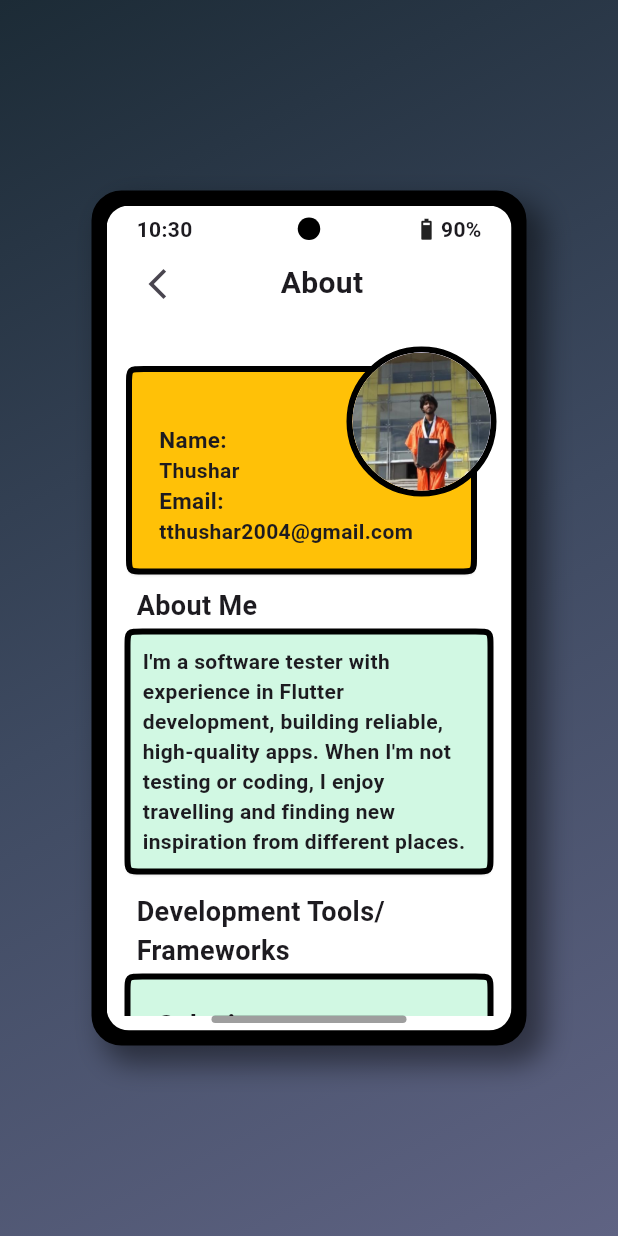
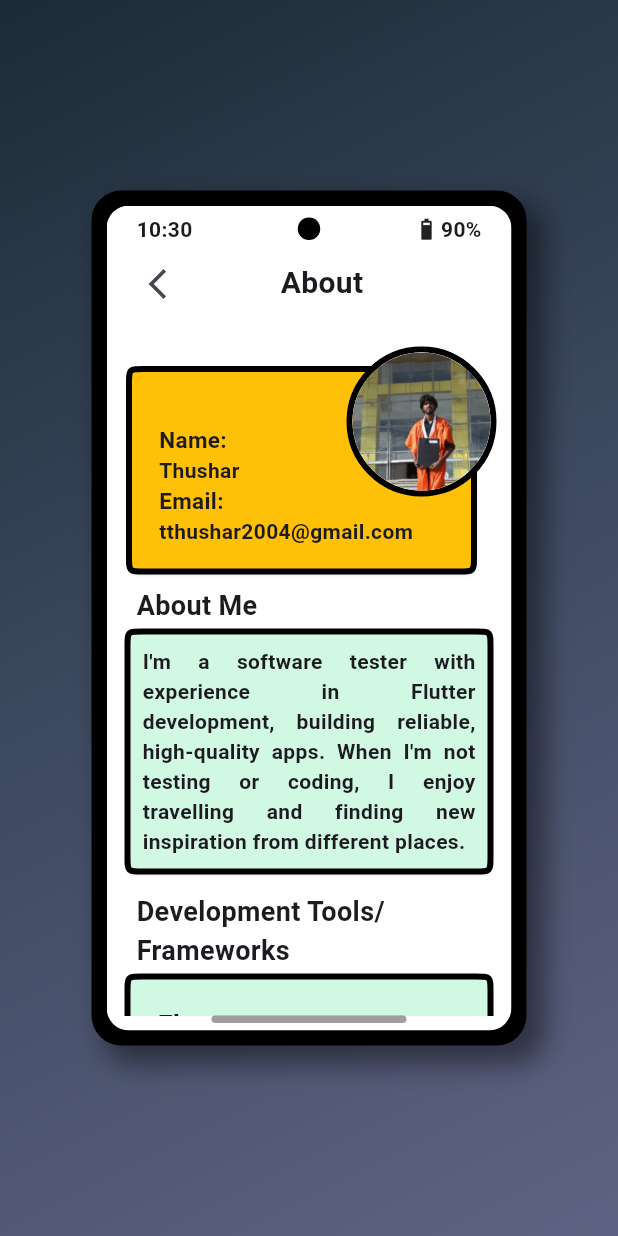
Before and after one commit to Thushar2103/Personal_Portfolio, a Flutter app: the screen it shows after launch, after a tap on "About", on a phone screen of 412 x 824 dp. Run offline on Flutter 3.47's test engine with Material 3 defaults, Android fonts, the phone set to English and light mode, and no system bars; our stand-ins replace animated_text_kit, font_awesome_flutter, percent_indicator.

Commit message:
text align changed

```diff
--- a/lib/components/aboutpage.dart
+++ b/lib/components/aboutpage.dart
@@ -130,6 +130,7 @@ class Aboutpage extends StatelessWidget {
                       child: Padding(
                         padding: const EdgeInsets.all(10.0),
                         child: Text(
+                          textAlign: TextAlign.justify,
                           "I'm a software tester with experience in Flutter development, building reliable, high-quality apps. When I'm not testing or coding, I enjoy travelling and finding new inspiration from different places.",
                           style: TextStyle(fontWeight: FontWeight.bold),
                         ),
@@ -155,26 +156,13 @@ class Aboutpage extends StatelessWidget {
                           crossAxisAlignment: CrossAxisAlignment.start,
                           children: [
                             Text(
-                              "Selenium",
-                              style: TextStyle(
-                                  fontSize: 18, fontWeight: FontWeight.bold),
-                            ),
-                            LinearPercentIndicator(
-                              lineHeight: 25,
-                              percent: 0.9,
-                              backgroundColor: Colors.grey[300]!,
-                              progressColor: Colors.green,
-                              barRadius: Radius.circular(5),
-                              padding: EdgeInsets.symmetric(vertical: 7.0),
-                            ),
-                            Text(
                               "Flutter",
                               style: TextStyle(
                                   fontSize: 18, fontWeight: FontWeight.bold),
                             ),
                             LinearPercentIndicator(
                               lineHeight: 25,
-                              percent: 0.7,
+                              percent: 0.8,
                               backgroundColor: Colors.grey[300]!,
                               progressColor: Colors.green,
                               barRadius: Radius.circular(5),
```
